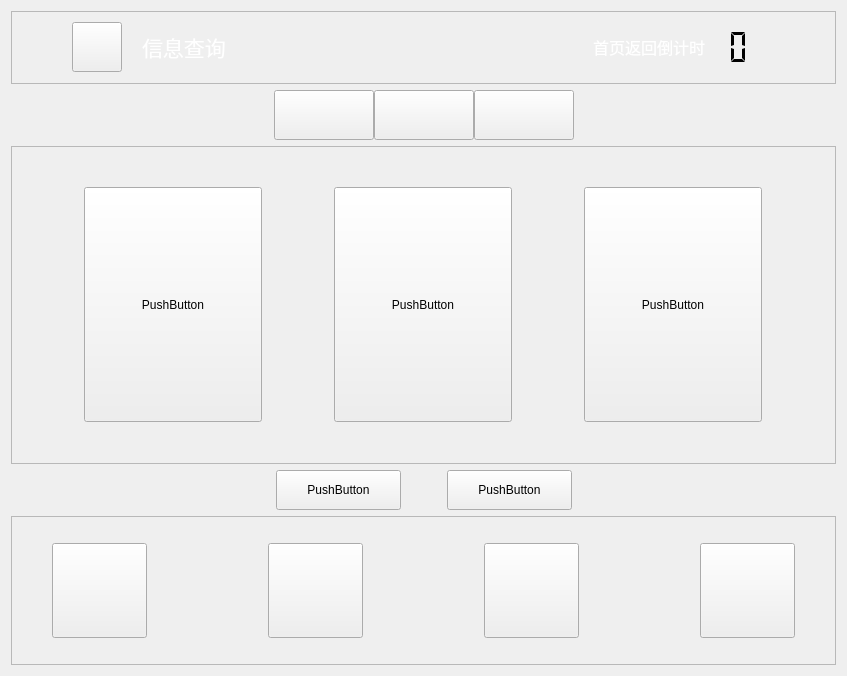
This is ykgl/jmsh1.ui in along-wds/jiaofeiji_ykgl as Qt 5 draws it before an edit. The edited form follows.
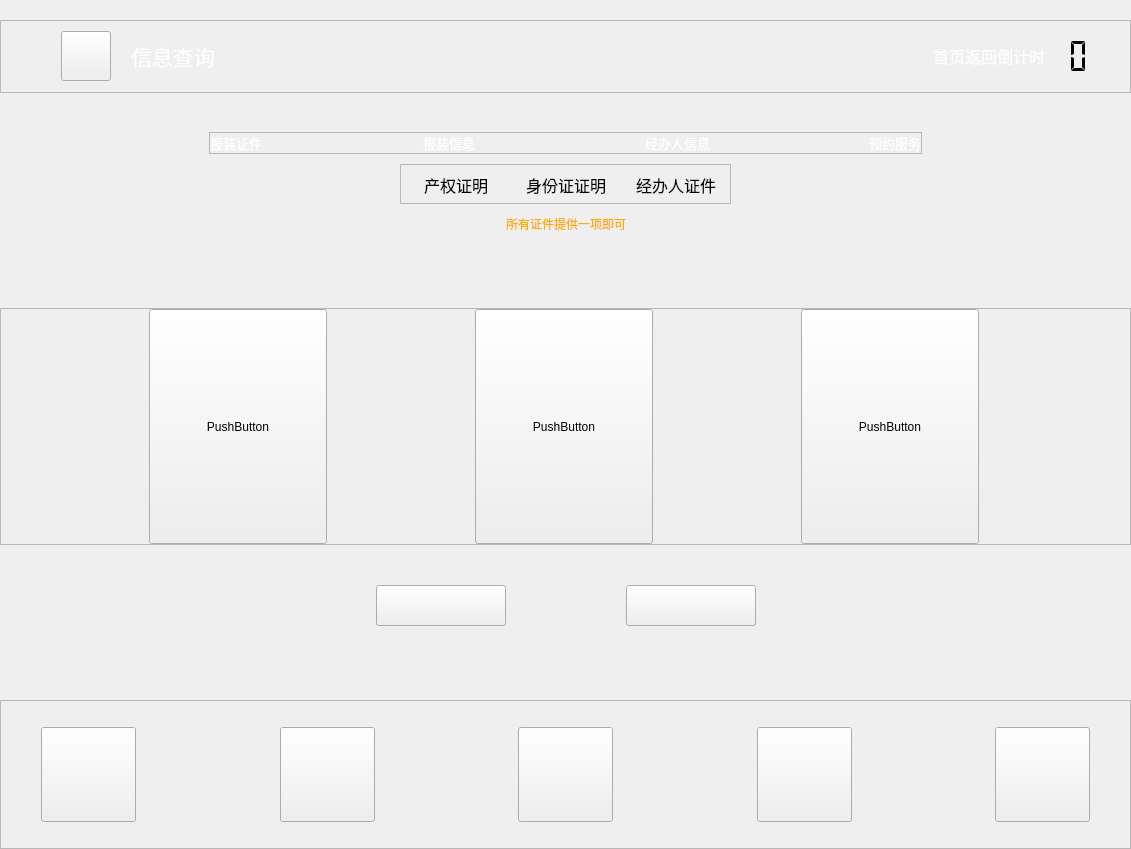
This is the edited form. Icons and pictures are not drawn.

Diff of the .ui file:
```diff
--- a/ykgl/jmsh1.ui
+++ b/ykgl/jmsh1.ui
@@ -6,14 +6,45 @@
    <rect>
     <x>0</x>
     <y>0</y>
-    <width>847</width>
-    <height>676</height>
+    <width>1131</width>
+    <height>849</height>
    </rect>
   </property>
   <property name="windowTitle">
    <string>Form</string>
   </property>
   <layout class="QVBoxLayout" name="verticalLayout">
+   <property name="spacing">
+    <number>0</number>
+   </property>
+   <property name="leftMargin">
+    <number>0</number>
+   </property>
+   <property name="topMargin">
+    <number>0</number>
+   </property>
+   <property name="rightMargin">
+    <number>0</number>
+   </property>
+   <property name="bottomMargin">
+    <number>0</number>
+   </property>
+   <item>
+    <spacer name="verticalSpacer_3">
+     <property name="orientation">
+      <enum>Qt::Vertical</enum>
+     </property>
+     <property name="sizeType">
+      <enum>QSizePolicy::Fixed</enum>
+     </property>
+     <property name="sizeHint" stdset="0">
+      <size>
+       <width>0</width>
+       <height>20</height>
+      </size>
+     </property>
+    </spacer>
+   </item>
    <item>
     <widget class="QFrame" name="frame_4">
      <property name="sizePolicy">
@@ -248,7 +279,7 @@
         </property>
         <property name="sizeHint" stdset="0">
          <size>
-          <width>60</width>
+          <width>15</width>
           <height>20</height>
          </size>
         </property>
@@ -258,13 +289,284 @@
     </widget>
    </item>
    <item>
-    <layout class="QHBoxLayout" name="horizontalLayout_2" stretch="1,1,1,1,1">
+    <layout class="QHBoxLayout" name="horizontalLayout_5">
      <property name="spacing">
       <number>0</number>
      </property>
-     <property name="sizeConstraint">
-      <enum>QLayout::SetDefaultConstraint</enum>
+     <item>
+      <spacer name="horizontalSpacer_6">
+       <property name="orientation">
+        <enum>Qt::Horizontal</enum>
+       </property>
+       <property name="sizeHint" stdset="0">
+        <size>
+         <width>40</width>
+         <height>20</height>
+        </size>
+       </property>
+      </spacer>
+     </item>
+     <item>
+      <widget class="QLabel" name="label">
+       <property name="minimumSize">
+        <size>
+         <width>696</width>
+         <height>39</height>
+        </size>
+       </property>
+       <property name="maximumSize">
+        <size>
+         <width>696</width>
+         <height>39</height>
+        </size>
+       </property>
+       <property name="styleSheet">
+        <string notr="true">border-image: url(:/image/picture/ykgl/processbar1.png);</string>
+       </property>
+       <property name="text">
+        <string/>
+       </property>
+      </widget>
+     </item>
+     <item>
+      <spacer name="horizontalSpacer_10">
+       <property name="orientation">
+        <enum>Qt::Horizontal</enum>
+       </property>
+       <property name="sizeHint" stdset="0">
+        <size>
+         <width>40</width>
+         <height>20</height>
+        </size>
+       </property>
+      </spacer>
+     </item>
+    </layout>
+   </item>
+   <item>
+    <layout class="QHBoxLayout" name="horizontalLayout_14">
+     <property name="spacing">
+      <number>0</number>
      </property>
+     <item>
+      <spacer name="horizontalSpacer_23">
+       <property name="orientation">
+        <enum>Qt::Horizontal</enum>
+       </property>
+       <property name="sizeHint" stdset="0">
+        <size>
+         <width>20</width>
+         <height>20</height>
+        </size>
+       </property>
+      </spacer>
+     </item>
+     <item>
+      <widget class="QFrame" name="frame_3">
+       <property name="sizePolicy">
+        <sizepolicy hsizetype="Fixed" vsizetype="Fixed">
+         <horstretch>0</horstretch>
+         <verstretch>0</verstretch>
+        </sizepolicy>
+       </property>
+       <property name="minimumSize">
+        <size>
+         <width>712</width>
+         <height>0</height>
+        </size>
+       </property>
+       <property name="maximumSize">
+        <size>
+         <width>822</width>
+         <height>16777215</height>
+        </size>
+       </property>
+       <property name="frameShape">
+        <enum>QFrame::StyledPanel</enum>
+       </property>
+       <property name="frameShadow">
+        <enum>QFrame::Raised</enum>
+       </property>
+       <layout class="QHBoxLayout" name="horizontalLayout_7">
+        <property name="spacing">
+         <number>0</number>
+        </property>
+        <property name="leftMargin">
+         <number>0</number>
+        </property>
+        <property name="topMargin">
+         <number>0</number>
+        </property>
+        <property name="rightMargin">
+         <number>0</number>
+        </property>
+        <property name="bottomMargin">
+         <number>0</number>
+        </property>
+        <item>
+         <widget class="QLabel" name="label_4">
+          <property name="sizePolicy">
+           <sizepolicy hsizetype="Fixed" vsizetype="Fixed">
+            <horstretch>0</horstretch>
+            <verstretch>0</verstretch>
+           </sizepolicy>
+          </property>
+          <property name="font">
+           <font>
+            <family>微软雅黑</family>
+            <pointsize>10</pointsize>
+            <kerning>true</kerning>
+           </font>
+          </property>
+          <property name="text">
+           <string>&lt;html&gt;&lt;head/&gt;&lt;body&gt;&lt;p&gt;&lt;span style=&quot; color:#ffffff;&quot;&gt;报装证件&lt;/span&gt;&lt;/p&gt;&lt;/body&gt;&lt;/html&gt;</string>
+          </property>
+         </widget>
+        </item>
+        <item>
+         <spacer name="horizontalSpacer_20">
+          <property name="orientation">
+           <enum>Qt::Horizontal</enum>
+          </property>
+          <property name="sizeType">
+           <enum>QSizePolicy::Fixed</enum>
+          </property>
+          <property name="sizeHint" stdset="0">
+           <size>
+            <width>161</width>
+            <height>20</height>
+           </size>
+          </property>
+         </spacer>
+        </item>
+        <item>
+         <widget class="QLabel" name="label_5">
+          <property name="sizePolicy">
+           <sizepolicy hsizetype="Fixed" vsizetype="Fixed">
+            <horstretch>0</horstretch>
+            <verstretch>0</verstretch>
+           </sizepolicy>
+          </property>
+          <property name="font">
+           <font>
+            <family>微软雅黑</family>
+            <pointsize>10</pointsize>
+            <kerning>true</kerning>
+           </font>
+          </property>
+          <property name="text">
+           <string>&lt;html&gt;&lt;head/&gt;&lt;body&gt;&lt;p&gt;&lt;span style=&quot; color:#ffffff;&quot;&gt;报装信息&lt;/span&gt;&lt;/p&gt;&lt;/body&gt;&lt;/html&gt;</string>
+          </property>
+         </widget>
+        </item>
+        <item>
+         <spacer name="horizontalSpacer_21">
+          <property name="orientation">
+           <enum>Qt::Horizontal</enum>
+          </property>
+          <property name="sizeType">
+           <enum>QSizePolicy::Fixed</enum>
+          </property>
+          <property name="sizeHint" stdset="0">
+           <size>
+            <width>170</width>
+            <height>20</height>
+           </size>
+          </property>
+         </spacer>
+        </item>
+        <item>
+         <widget class="QLabel" name="label_6">
+          <property name="sizePolicy">
+           <sizepolicy hsizetype="Fixed" vsizetype="Fixed">
+            <horstretch>0</horstretch>
+            <verstretch>0</verstretch>
+           </sizepolicy>
+          </property>
+          <property name="font">
+           <font>
+            <family>微软雅黑</family>
+            <pointsize>10</pointsize>
+            <kerning>true</kerning>
+           </font>
+          </property>
+          <property name="text">
+           <string>&lt;html&gt;&lt;head/&gt;&lt;body&gt;&lt;p&gt;&lt;span style=&quot; color:#ffffff;&quot;&gt;经办人信息&lt;/span&gt;&lt;/p&gt;&lt;/body&gt;&lt;/html&gt;</string>
+          </property>
+         </widget>
+        </item>
+        <item>
+         <spacer name="horizontalSpacer_22">
+          <property name="orientation">
+           <enum>Qt::Horizontal</enum>
+          </property>
+          <property name="sizeType">
+           <enum>QSizePolicy::Fixed</enum>
+          </property>
+          <property name="sizeHint" stdset="0">
+           <size>
+            <width>159</width>
+            <height>20</height>
+           </size>
+          </property>
+         </spacer>
+        </item>
+        <item>
+         <widget class="QLabel" name="label_7">
+          <property name="sizePolicy">
+           <sizepolicy hsizetype="Fixed" vsizetype="Fixed">
+            <horstretch>0</horstretch>
+            <verstretch>0</verstretch>
+           </sizepolicy>
+          </property>
+          <property name="font">
+           <font>
+            <family>微软雅黑</family>
+            <pointsize>10</pointsize>
+            <kerning>true</kerning>
+           </font>
+          </property>
+          <property name="text">
+           <string>&lt;html&gt;&lt;head/&gt;&lt;body&gt;&lt;p&gt;&lt;span style=&quot; color:#ffffff;&quot;&gt;预约服务&lt;/span&gt;&lt;/p&gt;&lt;/body&gt;&lt;/html&gt;</string>
+          </property>
+         </widget>
+        </item>
+       </layout>
+      </widget>
+     </item>
+     <item>
+      <spacer name="horizontalSpacer_24">
+       <property name="orientation">
+        <enum>Qt::Horizontal</enum>
+       </property>
+       <property name="sizeHint" stdset="0">
+        <size>
+         <width>40</width>
+         <height>20</height>
+        </size>
+       </property>
+      </spacer>
+     </item>
+    </layout>
+   </item>
+   <item>
+    <spacer name="verticalSpacer_5">
+     <property name="orientation">
+      <enum>Qt::Vertical</enum>
+     </property>
+     <property name="sizeType">
+      <enum>QSizePolicy::Fixed</enum>
+     </property>
+     <property name="sizeHint" stdset="0">
+      <size>
+       <width>20</width>
+       <height>10</height>
+      </size>
+     </property>
+    </spacer>
+   </item>
+   <item>
+    <layout class="QHBoxLayout" name="horizontalLayout_2">
      <item>
       <spacer name="horizontalSpacer">
        <property name="orientation">
@@ -282,7 +584,7 @@
       </spacer>
      </item>
      <item>
-      <widget class="QPushButton" name="pushButton_func1">
+      <widget class="QFrame" name="frame_2">
        <property name="sizePolicy">
         <sizepolicy hsizetype="Fixed" vsizetype="Fixed">
          <horstretch>0</horstretch>
@@ -291,78 +593,165 @@
        </property>
        <property name="minimumSize">
         <size>
-         <width>100</width>
-         <height>0</height>
+         <width>331</width>
+         <height>40</height>
         </size>
        </property>
        <property name="maximumSize">
         <size>
-         <width>100</width>
-         <height>50</height>
+         <width>331</width>
+         <height>40</height>
         </size>
        </property>
-       <property name="focusPolicy">
-        <enum>Qt::NoFocus</enum>
+       <property name="frameShape">
+        <enum>QFrame::StyledPanel</enum>
        </property>
-       <property name="text">
-        <string/>
+       <property name="frameShadow">
+        <enum>QFrame::Raised</enum>
        </property>
-      </widget>
-     </item>
-     <item>
-      <widget class="QPushButton" name="pushButton_func2">
-       <property name="sizePolicy">
-        <sizepolicy hsizetype="Fixed" vsizetype="Fixed">
-         <horstretch>0</horstretch>
-         <verstretch>0</verstretch>
-        </sizepolicy>
-       </property>
-       <property name="minimumSize">
-        <size>
-         <width>100</width>
-         <height>0</height>
-        </size>
-       </property>
-       <property name="maximumSize">
-        <size>
-         <width>100</width>
-         <height>50</height>
-        </size>
-       </property>
-       <property name="focusPolicy">
-        <enum>Qt::NoFocus</enum>
-       </property>
-       <property name="text">
-        <string/>
-       </property>
-      </widget>
-     </item>
-     <item>
-      <widget class="QPushButton" name="pushButton_func3">
-       <property name="sizePolicy">
-        <sizepolicy hsizetype="Fixed" vsizetype="Fixed">
-         <horstretch>0</horstretch>
-         <verstretch>0</verstretch>
-        </sizepolicy>
-       </property>
-       <property name="minimumSize">
-        <size>
-         <width>100</width>
-         <height>0</height>
-        </size>
-       </property>
-       <property name="maximumSize">
-        <size>
-         <width>100</width>
-         <height>50</height>
-        </size>
-       </property>
-       <property name="focusPolicy">
-        <enum>Qt::NoFocus</enum>
-       </property>
-       <property name="text">
-        <string/>
-       </property>
+       <layout class="QHBoxLayout" name="horizontalLayout_4">
+        <property name="spacing">
+         <number>0</number>
+        </property>
+        <property name="leftMargin">
+         <number>0</number>
+        </property>
+        <property name="topMargin">
+         <number>0</number>
+        </property>
+        <property name="rightMargin">
+         <number>0</number>
+        </property>
+        <property name="bottomMargin">
+         <number>0</number>
+        </property>
+        <item>
+         <widget class="QPushButton" name="pushButton_func1">
+          <property name="sizePolicy">
+           <sizepolicy hsizetype="Fixed" vsizetype="Fixed">
+            <horstretch>0</horstretch>
+            <verstretch>0</verstretch>
+           </sizepolicy>
+          </property>
+          <property name="minimumSize">
+           <size>
+            <width>110</width>
+            <height>40</height>
+           </size>
+          </property>
+          <property name="maximumSize">
+           <size>
+            <width>110</width>
+            <height>40</height>
+           </size>
+          </property>
+          <property name="font">
+           <font>
+            <family>微软雅黑</family>
+            <pointsize>12</pointsize>
+           </font>
+          </property>
+          <property name="focusPolicy">
+           <enum>Qt::NoFocus</enum>
+          </property>
+          <property name="styleSheet">
+           <string notr="true"/>
+          </property>
+          <property name="text">
+           <string>产权证明</string>
+          </property>
+          <property name="autoDefault">
+           <bool>false</bool>
+          </property>
+          <property name="default">
+           <bool>false</bool>
+          </property>
+          <property name="flat">
+           <bool>true</bool>
+          </property>
+         </widget>
+        </item>
+        <item>
+         <widget class="QPushButton" name="pushButton_func2">
+          <property name="sizePolicy">
+           <sizepolicy hsizetype="Fixed" vsizetype="Fixed">
+            <horstretch>0</horstretch>
+            <verstretch>0</verstretch>
+           </sizepolicy>
+          </property>
+          <property name="minimumSize">
+           <size>
+            <width>110</width>
+            <height>40</height>
+           </size>
+          </property>
+          <property name="maximumSize">
+           <size>
+            <width>110</width>
+            <height>40</height>
+           </size>
+          </property>
+          <property name="font">
+           <font>
+            <family>微软雅黑</family>
+            <pointsize>12</pointsize>
+           </font>
+          </property>
+          <property name="focusPolicy">
+           <enum>Qt::NoFocus</enum>
+          </property>
+          <property name="text">
+           <string>身份证证明</string>
+          </property>
+          <property name="default">
+           <bool>false</bool>
+          </property>
+          <property name="flat">
+           <bool>true</bool>
+          </property>
+         </widget>
+        </item>
+        <item>
+         <widget class="QPushButton" name="pushButton_func3">
+          <property name="sizePolicy">
+           <sizepolicy hsizetype="Fixed" vsizetype="Fixed">
+            <horstretch>0</horstretch>
+            <verstretch>0</verstretch>
+           </sizepolicy>
+          </property>
+          <property name="minimumSize">
+           <size>
+            <width>110</width>
+            <height>40</height>
+           </size>
+          </property>
+          <property name="maximumSize">
+           <size>
+            <width>110</width>
+            <height>40</height>
+           </size>
+          </property>
+          <property name="font">
+           <font>
+            <family>微软雅黑</family>
+            <pointsize>12</pointsize>
+           </font>
+          </property>
+          <property name="focusPolicy">
+           <enum>Qt::NoFocus</enum>
+          </property>
+          <property name="text">
+           <string>经办人证件</string>
+          </property>
+          <property name="autoDefault">
+           <bool>false</bool>
+          </property>
+          <property name="flat">
+           <bool>true</bool>
+          </property>
+         </widget>
+        </item>
+       </layout>
       </widget>
      </item>
      <item>
@@ -376,13 +765,85 @@
        <property name="sizeHint" stdset="0">
         <size>
          <width>40</width>
+         <height>37</height>
+        </size>
+       </property>
+      </spacer>
+     </item>
+    </layout>
+   </item>
+   <item>
+    <spacer name="verticalSpacer_6">
+     <property name="orientation">
+      <enum>Qt::Vertical</enum>
+     </property>
+     <property name="sizeType">
+      <enum>QSizePolicy::Fixed</enum>
+     </property>
+     <property name="sizeHint" stdset="0">
+      <size>
+       <width>20</width>
+       <height>10</height>
+      </size>
+     </property>
+    </spacer>
+   </item>
+   <item>
+    <layout class="QHBoxLayout" name="horizontalLayout_6">
+     <item>
+      <spacer name="horizontalSpacer_11">
+       <property name="orientation">
+        <enum>Qt::Horizontal</enum>
+       </property>
+       <property name="sizeHint" stdset="0">
+        <size>
+         <width>40</width>
          <height>20</height>
         </size>
        </property>
       </spacer>
      </item>
+     <item>
+      <widget class="QLabel" name="label_2">
+       <property name="minimumSize">
+        <size>
+         <width>0</width>
+         <height>20</height>
+        </size>
+       </property>
+       <property name="text">
+        <string>&lt;html&gt;&lt;head/&gt;&lt;body&gt;&lt;p&gt;&lt;span style=&quot; color:#ffaa00;&quot;&gt;所有证件提供一项即可&lt;/span&gt;&lt;/p&gt;&lt;/body&gt;&lt;/html&gt;</string>
+       </property>
+      </widget>
+     </item>
+     <item>
+      <spacer name="horizontalSpacer_12">
+       <property name="orientation">
+        <enum>Qt::Horizontal</enum>
+       </property>
+       <property name="sizeHint" stdset="0">
+        <size>
+         <width>40</width>
+         <height>20</height>
+        </size>
+       </property>
+      </spacer>
+     </item>
     </layout>
    </item>
+   <item>
+    <spacer name="verticalSpacer">
+     <property name="orientation">
+      <enum>Qt::Vertical</enum>
+     </property>
+     <property name="sizeHint" stdset="0">
+      <size>
+       <width>20</width>
+       <height>40</height>
+      </size>
+     </property>
+    </spacer>
+   </item>
    <item>
     <widget class="QFrame" name="frame">
      <property name="frameShape">
@@ -427,6 +888,9 @@
           <height>235</height>
          </size>
         </property>
+        <property name="styleSheet">
+         <string notr="true"/>
+        </property>
         <property name="text">
          <string>PushButton</string>
         </property>
@@ -455,6 +919,9 @@
         <property name="text">
          <string>PushButton</string>
         </property>
+        <property name="flat">
+         <bool>false</bool>
+        </property>
        </widget>
       </item>
       <item>
@@ -485,6 +952,22 @@
      </layout>
     </widget>
    </item>
+   <item>
+    <spacer name="verticalSpacer_4">
+     <property name="orientation">
+      <enum>Qt::Vertical</enum>
+     </property>
+     <property name="sizeType">
+      <enum>QSizePolicy::Fixed</enum>
+     </property>
+     <property name="sizeHint" stdset="0">
+      <size>
+       <width>20</width>
+       <height>40</height>
+      </size>
+     </property>
+    </spacer>
+   </item>
    <item>
     <layout class="QHBoxLayout" name="horizontalLayout_3">
      <item>
@@ -504,18 +987,18 @@
       <widget class="QPushButton" name="pushButton_4">
        <property name="minimumSize">
         <size>
-         <width>125</width>
-         <height>40</height>
+         <width>130</width>
+         <height>41</height>
         </size>
        </property>
        <property name="maximumSize">
         <size>
-         <width>125</width>
-         <height>40</height>
+         <width>130</width>
+         <height>41</height>
         </size>
        </property>
        <property name="text">
-        <string>PushButton</string>
+        <string/>
        </property>
       </widget>
      </item>
@@ -529,7 +1012,7 @@
        </property>
        <property name="sizeHint" stdset="0">
         <size>
-         <width>40</width>
+         <width>120</width>
          <height>20</height>
         </size>
        </property>
@@ -539,8 +1022,8 @@
       <widget class="QPushButton" name="pushButton_5">
        <property name="minimumSize">
         <size>
-         <width>125</width>
-         <height>40</height>
+         <width>130</width>
+         <height>41</height>
         </size>
        </property>
        <property name="maximumSize">
@@ -550,7 +1033,7 @@
         </size>
        </property>
        <property name="text">
-        <string>PushButton</string>
+        <string/>
        </property>
       </widget>
      </item>
@@ -569,6 +1052,19 @@
      </item>
     </layout>
    </item>
+   <item>
+    <spacer name="verticalSpacer_2">
+     <property name="orientation">
+      <enum>Qt::Vertical</enum>
+     </property>
+     <property name="sizeHint" stdset="0">
+      <size>
+       <width>20</width>
+       <height>40</height>
+      </size>
+     </property>
+    </spacer>
+   </item>
    <item>
     <widget class="QFrame" name="frame_5">
      <property name="sizePolicy">
@@ -611,6 +1107,78 @@
       <property name="spacing">
        <number>0</number>
       </property>
+      <item row="0" column="5">
+       <widget class="QPushButton" name="pushButton_zdbd">
+        <property name="sizePolicy">
+         <sizepolicy hsizetype="Fixed" vsizetype="Fixed">
+          <horstretch>0</horstretch>
+          <verstretch>0</verstretch>
+         </sizepolicy>
+        </property>
+        <property name="minimumSize">
+         <size>
+          <width>95</width>
+          <height>95</height>
+         </size>
+        </property>
+        <property name="maximumSize">
+         <size>
+          <width>95</width>
+          <height>95</height>
+         </size>
+        </property>
+        <property name="focusPolicy">
+         <enum>Qt::NoFocus</enum>
+        </property>
+        <property name="text">
+         <string/>
+        </property>
+       </widget>
+      </item>
+      <item row="0" column="9">
+       <widget class="QPushButton" name="pushButton_search">
+        <property name="sizePolicy">
+         <sizepolicy hsizetype="Fixed" vsizetype="Fixed">
+          <horstretch>0</horstretch>
+          <verstretch>0</verstretch>
+         </sizepolicy>
+        </property>
+        <property name="minimumSize">
+         <size>
+          <width>95</width>
+          <height>95</height>
+         </size>
+        </property>
+        <property name="maximumSize">
+         <size>
+          <width>95</width>
+          <height>95</height>
+         </size>
+        </property>
+        <property name="focusPolicy">
+         <enum>Qt::NoFocus</enum>
+        </property>
+        <property name="text">
+         <string/>
+        </property>
+       </widget>
+      </item>
+      <item row="0" column="10">
+       <spacer name="horizontalSpacer_36">
+        <property name="orientation">
+         <enum>Qt::Horizontal</enum>
+        </property>
+        <property name="sizeType">
+         <enum>QSizePolicy::Preferred</enum>
+        </property>
+        <property name="sizeHint" stdset="0">
+         <size>
+          <width>40</width>
+          <height>20</height>
+         </size>
+        </property>
+       </spacer>
+      </item>
       <item row="0" column="3">
        <widget class="QPushButton" name="pushButton_16">
         <property name="sizePolicy">
@@ -639,6 +1207,37 @@
         </property>
        </widget>
       </item>
+      <item row="0" column="1">
+       <widget class="QPushButton" name="pushButton_home">
+        <property name="sizePolicy">
+         <sizepolicy hsizetype="Fixed" vsizetype="Fixed">
+          <horstretch>0</horstretch>
+          <verstretch>0</verstretch>
+         </sizepolicy>
+        </property>
+        <property name="minimumSize">
+         <size>
+          <width>95</width>
+          <height>95</height>
+         </size>
+        </property>
+        <property name="maximumSize">
+         <size>
+          <width>95</width>
+          <height>95</height>
+         </size>
+        </property>
+        <property name="focusPolicy">
+         <enum>Qt::NoFocus</enum>
+        </property>
+        <property name="styleSheet">
+         <string notr="true"/>
+        </property>
+        <property name="text">
+         <string/>
+        </property>
+       </widget>
+      </item>
       <item row="0" column="7">
        <widget class="QPushButton" name="pushButton_17">
         <property name="sizePolicy">
@@ -668,13 +1267,10 @@
        </widget>
       </item>
       <item row="0" column="8">
-       <spacer name="horizontalSpacer_36">
+       <spacer name="horizontalSpacer_40">
         <property name="orientation">
          <enum>Qt::Horizontal</enum>
         </property>
-        <property name="sizeType">
-         <enum>QSizePolicy::Preferred</enum>
-        </property>
         <property name="sizeHint" stdset="0">
          <size>
           <width>40</width>
@@ -696,37 +1292,6 @@
         </property>
        </spacer>
       </item>
-      <item row="0" column="1">
-       <widget class="QPushButton" name="pushButton_backhomepage">
-        <property name="sizePolicy">
-         <sizepolicy hsizetype="Fixed" vsizetype="Fixed">
-          <horstretch>0</horstretch>
-          <verstretch>0</verstretch>
-         </sizepolicy>
-        </property>
-        <property name="minimumSize">
-         <size>
-          <width>95</width>
-          <height>95</height>
-         </size>
-        </property>
-        <property name="maximumSize">
-         <size>
-          <width>95</width>
-          <height>95</height>
-         </size>
-        </property>
-        <property name="focusPolicy">
-         <enum>Qt::NoFocus</enum>
-        </property>
-        <property name="styleSheet">
-         <string notr="true"/>
-        </property>
-        <property name="text">
-         <string/>
-        </property>
-       </widget>
-      </item>
       <item row="0" column="0">
        <spacer name="horizontalSpacer_38">
         <property name="orientation">
@@ -757,7 +1322,7 @@
        </spacer>
       </item>
       <item row="0" column="6">
-       <spacer name="horizontalSpacer_40">
+       <spacer name="horizontalSpacer_13">
         <property name="orientation">
          <enum>Qt::Horizontal</enum>
         </property>
@@ -769,34 +1334,6 @@
         </property>
        </spacer>
       </item>
-      <item row="0" column="5">
-       <widget class="QPushButton" name="pushButton_18">
-        <property name="sizePolicy">
-         <sizepolicy hsizetype="Fixed" vsizetype="Fixed">
-          <horstretch>0</horstretch>
-          <verstretch>0</verstretch>
-         </sizepolicy>
-        </property>
-        <property name="minimumSize">
-         <size>
-          <width>95</width>
-          <height>95</height>
-         </size>
-        </property>
-        <property name="maximumSize">
-         <size>
-          <width>95</width>
-          <height>95</height>
-         </size>
-        </property>
-        <property name="focusPolicy">
-         <enum>Qt::NoFocus</enum>
-        </property>
-        <property name="text">
-         <string/>
-        </property>
-       </widget>
-      </item>
      </layout>
     </widget>
    </item>
```
Left out of the diff: 8 changed lines with no effect on the pictures.
